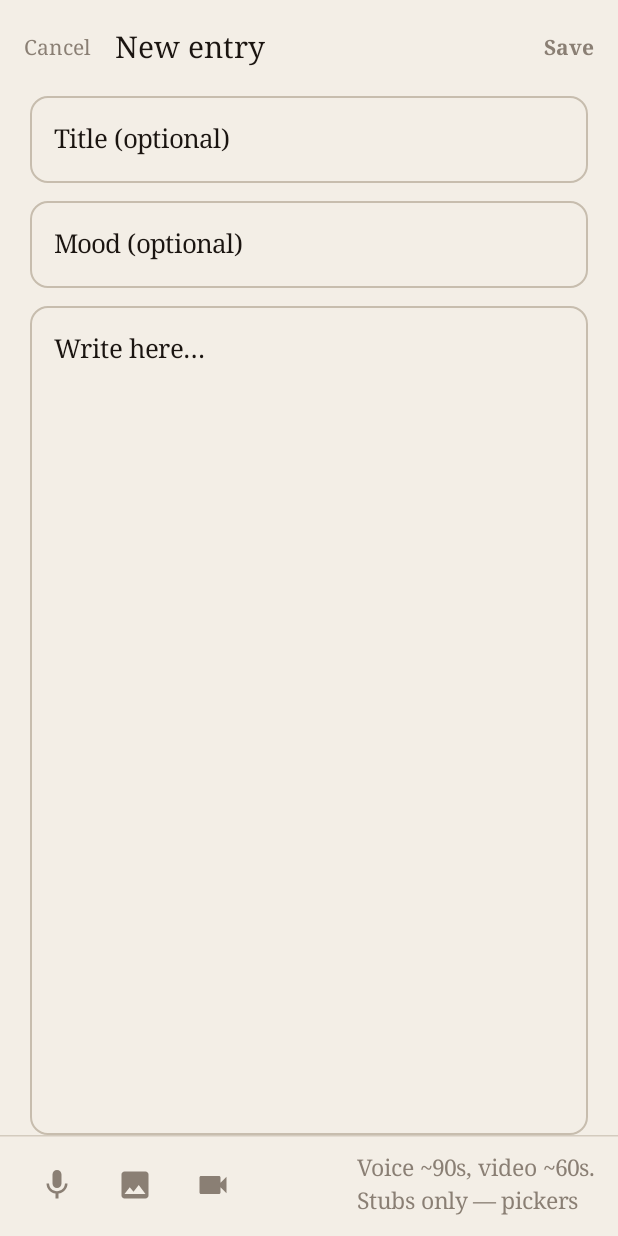
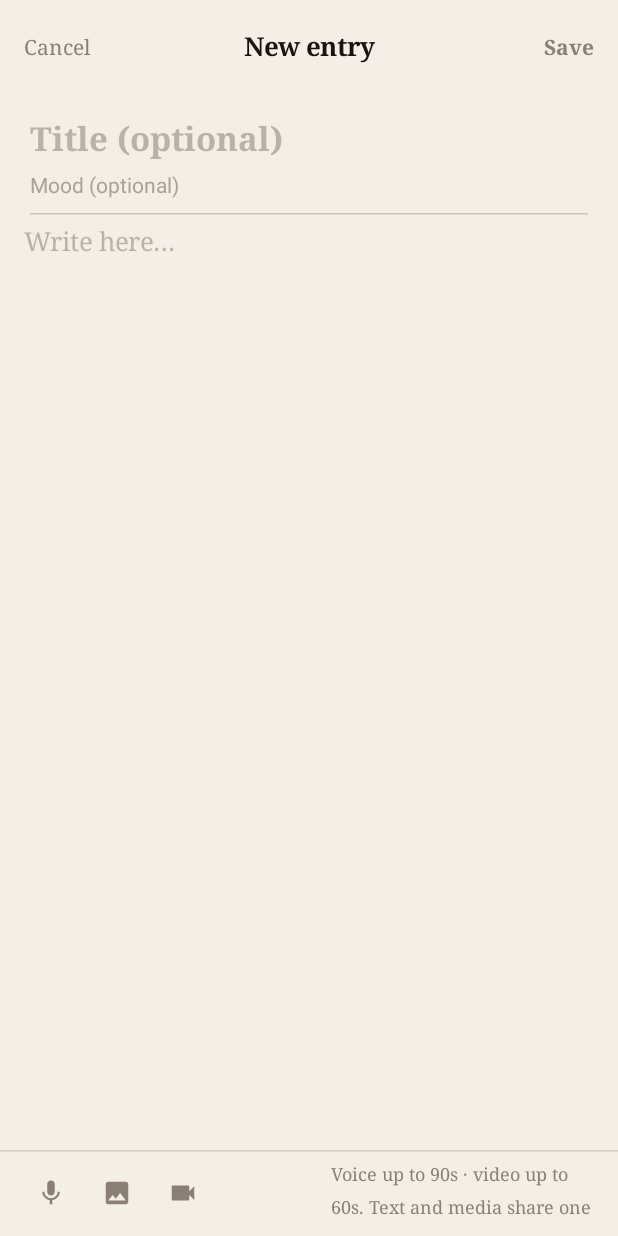
Before and after one commit to silasha1118-beep/diaryapp, an Android app built with Jetpack Compose: the composable DiaryComposerScreen shown on its own in the app's theme, on a phone screen of 412 x 824 dp. Run offline under Robolectric (Android 15) with nearby library versions, the phone set to English and light mode, and no system bars.

Commit message:
Open Android Mirror chat directly and match iOS Compose form
Remove the Mirror home / 開始對話 gate so the 鏡子 tab lands on
messages + input like iOS MirrorChatView. Rebuild the (+) composer
as borderless title/mood/body on cream paper with Cancel · 新日記 ·
儲存 chrome and the mic/photo/video stub dock.

Co-authored-by: silasha1118-beep <silasha1118-beep@users.noreply.github.com>

```diff
--- a/android/app/src/main/java/com/diaryvault/app/ui/diary/DiaryScreens.kt
+++ b/android/app/src/main/java/com/diaryvault/app/ui/diary/DiaryScreens.kt
@@ -3,6 +3,7 @@ package com.diaryvault.app.ui.diary
 import androidx.compose.foundation.background
 import androidx.compose.foundation.clickable
 import androidx.compose.foundation.layout.Arrangement
+import androidx.compose.foundation.layout.Box
 import androidx.compose.foundation.layout.Column
 import androidx.compose.foundation.layout.PaddingValues
 import androidx.compose.foundation.layout.Row
@@ -11,10 +12,12 @@ import androidx.compose.foundation.layout.fillMaxSize
 import androidx.compose.foundation.layout.fillMaxWidth
 import androidx.compose.foundation.layout.height
 import androidx.compose.foundation.layout.padding
+import androidx.compose.foundation.layout.size
 import androidx.compose.foundation.lazy.LazyColumn
 import androidx.compose.foundation.lazy.items
 import androidx.compose.foundation.shape.CircleShape
 import androidx.compose.foundation.shape.RoundedCornerShape
+import androidx.compose.foundation.text.BasicTextField
 import androidx.compose.material.icons.Icons
 import androidx.compose.material.icons.automirrored.filled.ArrowBack
 import androidx.compose.material.icons.filled.Add
@@ -23,14 +26,13 @@ import androidx.compose.material.icons.filled.Mic
 import androidx.compose.material.icons.filled.Videocam
 import androidx.compose.material3.Button
 import androidx.compose.material3.ButtonDefaults
+import androidx.compose.material3.CenterAlignedTopAppBar
 import androidx.compose.material3.ExperimentalMaterial3Api
 import androidx.compose.material3.FloatingActionButton
 import androidx.compose.material3.HorizontalDivider
 import androidx.compose.material3.Icon
 import androidx.compose.material3.IconButton
 import androidx.compose.material3.MaterialTheme
-import androidx.compose.material3.OutlinedTextField
-import androidx.compose.material3.OutlinedTextFieldDefaults
 import androidx.compose.material3.Scaffold
 import androidx.compose.material3.Text
 import androidx.compose.material3.TextButton
@@ -45,10 +47,14 @@ import androidx.compose.runtime.setValue
 import androidx.compose.ui.Alignment
 import androidx.compose.ui.Modifier
 import androidx.compose.ui.graphics.Color
+import androidx.compose.ui.graphics.SolidColor
 import androidx.compose.ui.graphics.vector.ImageVector
+import androidx.compose.ui.text.TextStyle
+import androidx.compose.ui.text.font.FontFamily
 import androidx.compose.ui.text.font.FontWeight
 import androidx.compose.ui.text.style.TextOverflow
 import androidx.compose.ui.unit.dp
+import androidx.compose.ui.unit.sp
 import androidx.navigation.NavType
 import androidx.navigation.compose.NavHost
 import androidx.navigation.compose.composable
@@ -321,13 +327,8 @@ private fun DiaryComposerScreen(
     var hardMeta by remember { mutableStateOf<String?>(null) }
     var hardShowUpgrade by remember { mutableStateOf(false) }
     var hardUpgradePro by remember { mutableStateOf(false) }
+    // iOS: canSave when body has text (or attachments — stubs empty here)
     val canSave = body.isNotBlank()
-    val fieldColors = OutlinedTextFieldDefaults.colors(
-        focusedBorderColor = VaultColors.seal,
-        unfocusedBorderColor = VaultColors.line,
-        focusedTextColor = VaultColors.ink,
-        cursorColor = VaultColors.seal,
-    )
 
     fun trySave() {
         if (!canSave) return
@@ -369,12 +370,14 @@ private fun DiaryComposerScreen(
     Scaffold(
         containerColor = VaultColors.paper,
         topBar = {
-            // iOS chrome: Cancel (muted) leading · Save (seal, disabled when empty) trailing
-            TopAppBar(
+            // iOS: Cancel · 新日記 · 儲存 (gray when empty)
+            CenterAlignedTopAppBar(
                 title = {
                     Text(
                         localizedString(if (existing == null) R.string.diary_new else R.string.common_edit),
                         color = VaultColors.ink,
+                        fontWeight = FontWeight.SemiBold,
+                        fontSize = 17.sp,
                     )
                 },
                 navigationIcon = {
@@ -397,11 +400,13 @@ private fun DiaryComposerScreen(
                         )
                     }
                 },
-                colors = TopAppBarDefaults.topAppBarColors(containerColor = VaultColors.paper),
+                colors = TopAppBarDefaults.centerAlignedTopAppBarColors(
+                    containerColor = VaultColors.paper,
+                ),
             )
         },
         bottomBar = {
-            // Keep existing mic/photo/video stubs — light dock chrome only
+            // iOS composerAttachDock: divider + mic/photo/video + muted duration caption
             Column(Modifier.fillMaxWidth()) {
                 HorizontalDivider(color = VaultColors.line.copy(alpha = 0.7f))
                 Row(
@@ -420,6 +425,7 @@ private fun DiaryComposerScreen(
                         localizedString(R.string.diary_media_hint),
                         style = MaterialTheme.typography.bodyMedium,
                         color = VaultColors.inkMuted,
+                        fontSize = 12.sp,
                         maxLines = 2,
                         modifier = Modifier.weight(2.5f),
                     )
@@ -427,43 +433,83 @@ private fun DiaryComposerScreen(
             }
         },
     ) { padding ->
+        // iOS formContent: title → mood → hairline → body (borderless, cream paper)
         Column(
             Modifier
                 .padding(padding)
-                .padding(horizontal = 20.dp)
                 .fillMaxSize(),
-            verticalArrangement = Arrangement.spacedBy(12.dp),
         ) {
-            OutlinedTextField(
+            Column(
+                Modifier
+                    .fillMaxWidth()
+                    .padding(start = 20.dp, end = 20.dp, top = 16.dp, bottom = 10.dp),
+                verticalArrangement = Arrangement.spacedBy(10.dp),
+            ) {
+                ComposerPlainField(
                     value = title,
                     onValueChange = { title = it },
-                modifier = Modifier.fillMaxWidth(),
-                placeholder = { Text(localizedString(R.string.diary_field_title)) },
+                    placeholder = localizedString(R.string.diary_field_title),
+                    textStyle = TextStyle(
+                        fontFamily = FontFamily.Serif,
+                        fontWeight = FontWeight.SemiBold,
+                        fontSize = 22.sp,
+                        color = VaultColors.ink,
+                        lineHeight = 28.sp,
+                    ),
+                    placeholderColor = VaultColors.inkMuted.copy(alpha = 0.55f),
                     singleLine = true,
-                colors = fieldColors,
-                shape = RoundedCornerShape(12.dp),
                 )
-            OutlinedTextField(
+                ComposerPlainField(
                     value = mood,
                     onValueChange = { mood = it },
-                modifier = Modifier.fillMaxWidth(),
-                placeholder = { Text(localizedString(R.string.diary_field_mood)) },
+                    placeholder = localizedString(R.string.diary_field_mood),
+                    textStyle = TextStyle(
+                        fontFamily = FontFamily.Default,
+                        fontWeight = FontWeight.Normal,
+                        fontSize = 14.sp,
+                        color = VaultColors.inkMuted,
+                        lineHeight = 20.sp,
+                    ),
+                    placeholderColor = VaultColors.inkMuted.copy(alpha = 0.7f),
                     singleLine = true,
-                colors = fieldColors,
-                shape = RoundedCornerShape(12.dp),
                 )
-            OutlinedTextField(
+            }
+
+            HorizontalDivider(
+                modifier = Modifier.padding(horizontal = 20.dp),
+                color = VaultColors.line.copy(alpha = 0.85f),
+            )
+
+            Box(
+                Modifier
+                    .weight(1f)
+                    .fillMaxWidth()
+                    .padding(horizontal = 16.dp, vertical = 8.dp),
+            ) {
+                ComposerPlainField(
                     value = body,
                     onValueChange = { body = it },
-                modifier = Modifier
+                    placeholder = localizedString(R.string.diary_field_body),
+                    textStyle = TextStyle(
+                        fontFamily = FontFamily.Serif,
+                        fontWeight = FontWeight.Normal,
+                        fontSize = 17.sp,
+                        color = VaultColors.ink,
+                        lineHeight = 26.sp,
+                    ),
+                    placeholderColor = VaultColors.inkMuted.copy(alpha = 0.55f),
+                    singleLine = false,
+                    modifier = Modifier.fillMaxSize(),
+                )
+            }
+
+            hardTitle?.let { titleText ->
+                Column(
+                    Modifier
                         .fillMaxWidth()
-                    .weight(1f),
-                placeholder = { Text(localizedString(R.string.diary_field_body)) },
-                colors = fieldColors,
-                shape = RoundedCornerShape(12.dp),
-            )
-            hardTitle?.let { titleText ->
-                Column(verticalArrangement = Arrangement.spacedBy(6.dp)) {
+                        .padding(horizontal = 20.dp, vertical = 12.dp),
+                    verticalArrangement = Arrangement.spacedBy(6.dp),
+                ) {
                     Text(
                         titleText,
                         color = VaultColors.ink,
@@ -503,8 +549,44 @@ private fun DiaryComposerScreen(
 }
 
 @Composable
+private fun ComposerPlainField(
+    value: String,
+    onValueChange: (String) -> Unit,
+    placeholder: String,
+    textStyle: TextStyle,
+    placeholderColor: Color,
+    singleLine: Boolean,
+    modifier: Modifier = Modifier,
+) {
+    BasicTextField(
+        value = value,
+        onValueChange = onValueChange,
+        modifier = modifier.fillMaxWidth(),
+        textStyle = textStyle,
+        cursorBrush = SolidColor(VaultColors.seal),
+        singleLine = singleLine,
+        decorationBox = { inner ->
+            Box(Modifier.fillMaxWidth()) {
+                if (value.isEmpty()) {
+                    Text(placeholder, style = textStyle.copy(color = placeholderColor))
+                }
+                inner()
+            }
+        },
+    )
+}
+
+@Composable
 private fun MediaStubIcon(icon: ImageVector, label: String) {
-    IconButton(onClick = { /* stub — media pickers deferred */ }) {
-        Icon(icon, contentDescription = label, tint = VaultColors.inkMuted)
+    IconButton(
+        onClick = { /* stub — media pickers deferred */ },
+        modifier = Modifier.size(40.dp, 36.dp),
+    ) {
+        Icon(
+            icon,
+            contentDescription = label,
+            tint = VaultColors.inkMuted,
+            modifier = Modifier.size(20.dp),
+        )
     }
 }
--- a/android/app/src/main/res/values/strings.xml
+++ b/android/app/src/main/res/values/strings.xml
@@ -135,7 +135,7 @@
     <string name="diary_media_voice">Voice</string>
     <string name="diary_media_photo">Photo</string>
     <string name="diary_media_video">Video</string>
-    <string name="diary_media_hint">Voice ~90s, video ~60s. Stubs only — pickers deferred.</string>
+    <string name="diary_media_hint">Voice up to 90s · video up to 60s. Text and media share one vault upload.</string>
     <string name="settings_account_provider">Sign-in method</string>
     <string name="settings_account_provider_phone">Phone (SMS code)</string>
     <string name="settings_account_provider_apple">Sign in with Apple</string>
```
Also changed, not shown: android/app/src/main/java/com/diaryvault/app/ui/mirror/MirrorTabScreen.kt (+14 -97 lines), 3 other files. Lines whose indentation alone changed are shown as unchanged.
